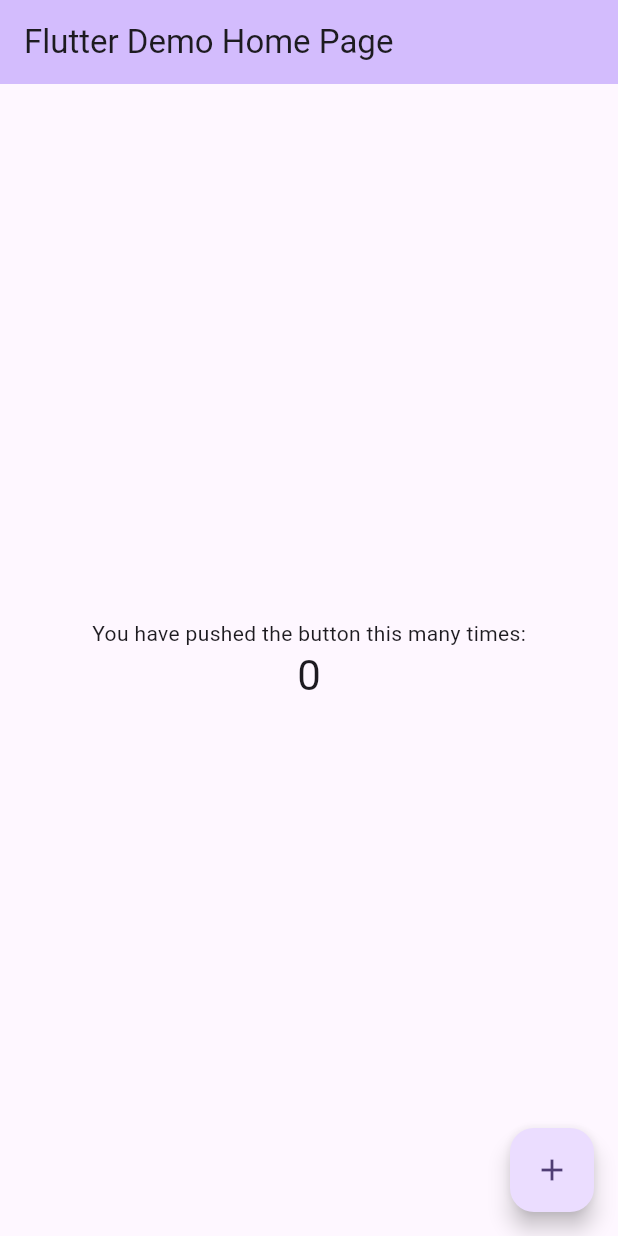
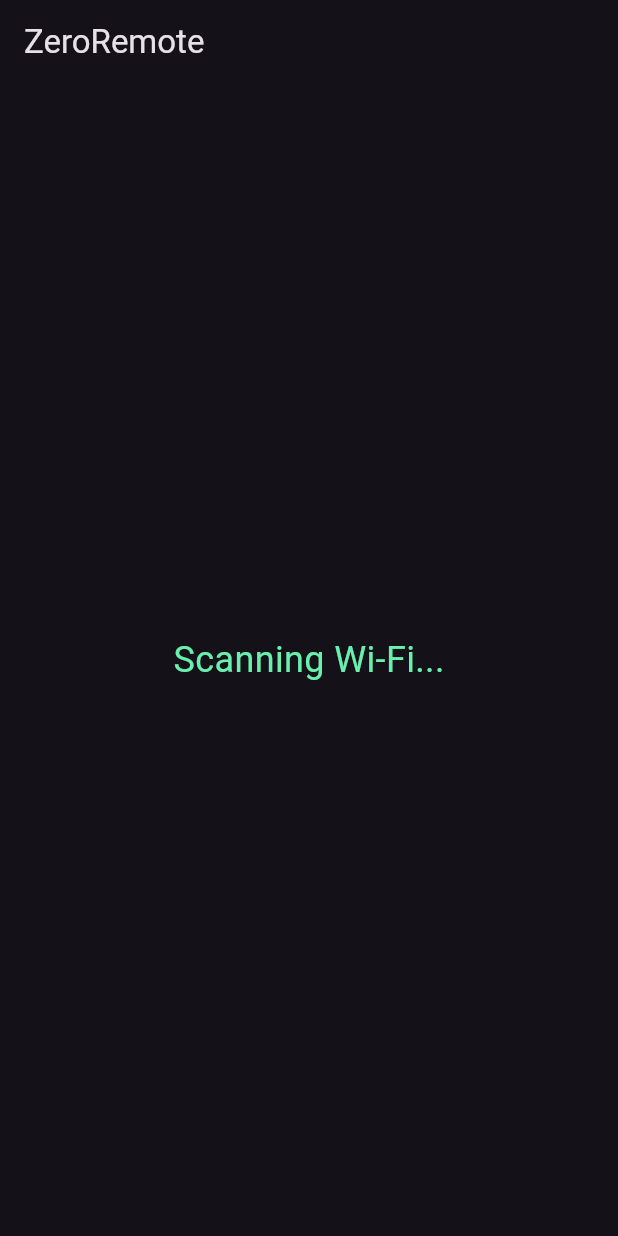
Before and after one commit to donuts420/ZeroRemote, a Flutter app: the screen it shows after launch, on a phone screen of 412 x 824 dp. Run offline on Flutter 3.47's test engine with Material 3 defaults, Android fonts, the phone set to English and light mode, and no system bars; missing offline and left inert: nsd.

Commit message:
Revised Main.dart

```diff
--- a/zero_remote_app/lib/main.dart
+++ b/zero_remote_app/lib/main.dart
@@ -1,122 +1,98 @@
 import 'package:flutter/material.dart';
+import 'network/discovery.dart';
+import 'network/api.dart';
 
 void main() {
-  runApp(const MyApp());
+  runApp(const ZeroRemoteApp());
 }
 
-class MyApp extends StatelessWidget {
-  const MyApp({super.key});
+class ZeroRemoteApp extends StatelessWidget {
+  const ZeroRemoteApp({super.key});
 
-  // This widget is the root of your application.
   @override
   Widget build(BuildContext context) {
     return MaterialApp(
-      title: 'Flutter Demo',
-      theme: ThemeData(
-        // This is the theme of your application.
-        //
-        // TRY THIS: Try running your application with "flutter run". You'll see
-        // the application has a purple toolbar. Then, without quitting the app,
-        // try changing the seedColor in the colorScheme below to Colors.green
-        // and then invoke "hot reload" (save your changes or press the "hot
-        // reload" button in a Flutter-supported IDE, or press "r" if you used
-        // the command line to start the app).
-        //
-        // Notice that the counter didn't reset back to zero; the application
-        // state is not lost during the reload. To reset the state, use hot
-        // restart instead.
-        //
-        // This works for code too, not just values: Most code changes can be
-        // tested with just a hot reload.
-        colorScheme: .fromSeed(seedColor: Colors.deepPurple),
-      ),
-      home: const MyHomePage(title: 'Flutter Demo Home Page'),
+      title: 'ZeroRemote',
+      theme: ThemeData.dark(),
+      home: const ConnectionScreen(),
     );
   }
 }
 
-class MyHomePage extends StatefulWidget {
-  const MyHomePage({super.key, required this.title});
-
-  // This widget is the home page of your application. It is stateful, meaning
-  // that it has a State object (defined below) that contains fields that affect
-  // how it looks.
-
-  // This class is the configuration for the state. It holds the values (in this
-  // case the title) provided by the parent (in this case the App widget) and
-  // used by the build method of the State. Fields in a Widget subclass are
-  // always marked "final".
-
-  final String title;
+// 1. The StatefulWidget definition
+class ConnectionScreen extends StatefulWidget {
+  const ConnectionScreen({super.key});
 
   @override
-  State<MyHomePage> createState() => _MyHomePageState();
+  State<ConnectionScreen> createState() => _ConnectionScreenState();
 }
 
-class _MyHomePageState extends State<MyHomePage> {
-  int _counter = 0;
+// 2. The State logic definition
+class _ConnectionScreenState extends State<ConnectionScreen> {
+  final ServerDiscovery _discovery = ServerDiscovery();
+  RemoteAPI? _api;
 
-  void _incrementCounter() {
+  @override
+  void initState() {
+    super.initState();
+    _discovery.startScanning(
+      onFound: (String ip, int port) {
         setState(() {
-      // This call to setState tells the Flutter framework that something has
-      // changed in this State, which causes it to rerun the build method below
-      // so that the display can reflect the updated values. If we changed
-      // _counter without calling setState(), then the build method would not be
-      // called again, and so nothing would appear to happen.
-      _counter++;
+          _api = RemoteAPI(ip: ip, port: port);
         });
+      },
+    );
   }
 
   @override
   Widget build(BuildContext context) {
-    // This method is rerun every time setState is called, for instance as done
-    // by the _incrementCounter method above.
-    //
-    // The Flutter framework has been optimized to make rerunning build methods
-    // fast, so that you can just rebuild anything that needs updating rather
-    // than having to individually change instances of widgets.
     return Scaffold(
-      appBar: AppBar(
-        // TRY THIS: Try changing the color here to a specific color (to
-        // Colors.amber, perhaps?) and trigger a hot reload to see the AppBar
-        // change color while the other colors stay the same.
-        backgroundColor: Theme.of(context).colorScheme.inversePrimary,
-        // Here we take the value from the MyHomePage object that was created by
-        // the App.build method, and use it to set our appbar title.
-        title: Text(widget.title),
+      appBar: AppBar(title: const Text('ZeroRemote')),
+      body: Center(
+        child: _api == null
+            ? const Text(
+                "Scanning Wi-Fi...",
+                style: TextStyle(fontSize: 24, color: Colors.greenAccent),
+              )
+            : Column(
+                mainAxisAlignment: MainAxisAlignment.center,
+                children: [
+                  const Text(
+                    "Connected!",
+                    style: TextStyle(color: Colors.grey),
                   ),
-      body: Center(
-        // Center is a layout widget. It takes a single child and positions it
-        // in the middle of the parent.
-        child: Column(
-          // Column is also a layout widget. It takes a list of children and
-          // arranges them vertically. By default, it sizes itself to fit its
-          // children horizontally, and tries to be as tall as its parent.
-          //
-          // Column has various properties to control how it sizes itself and
-          // how it positions its children. Here we use mainAxisAlignment to
-          // center the children vertically; the main axis here is the vertical
-          // axis because Columns are vertical (the cross axis would be
-          // horizontal).
-          //
-          // TRY THIS: Invoke "debug painting" (choose the "Toggle Debug Paint"
-          // action in the IDE, or press "p" in the console), to see the
-          // wireframe for each widget.
-          mainAxisAlignment: .center,
+                  const SizedBox(height: 40),
+                  ElevatedButton(
+                    onPressed: () => _api!.sendCommand('space'),
+                    style: ElevatedButton.styleFrom(
+                      padding: const EdgeInsets.all(20),
+                    ),
+                    child: const Icon(Icons.play_arrow, size: 50),
+                  ),
+                  const SizedBox(height: 30),
+                  Row(
+                    mainAxisAlignment: MainAxisAlignment.center,
                     children: [
-            const Text('You have pushed the button this many times:'),
-            Text(
-              '$_counter',
-              style: Theme.of(context).textTheme.headlineMedium,
+                      ElevatedButton(
+                        onPressed: () => _api!.sendCommand('volume_down'),
+                        style: ElevatedButton.styleFrom(
+                          padding: const EdgeInsets.all(15),
+                        ),
+                        child: const Icon(Icons.volume_down, size: 40),
+                      ),
+                      const SizedBox(width: 30),
+                      ElevatedButton(
+                        onPressed: () => _api!.sendCommand('volume_up'),
+                        style: ElevatedButton.styleFrom(
+                          padding: const EdgeInsets.all(15),
+                        ),
+                        child: const Icon(Icons.volume_up, size: 40),
+                      ),
+                    ],
                   ),
                 ],
               ),
       ),
-      floatingActionButton: FloatingActionButton(
-        onPressed: _incrementCounter,
-        tooltip: 'Increment',
-        child: const Icon(Icons.add),
-      ),
     );
   }
 }
```
Also changed, not shown: 1 other file. Lines whose indentation alone changed are shown as unchanged.
